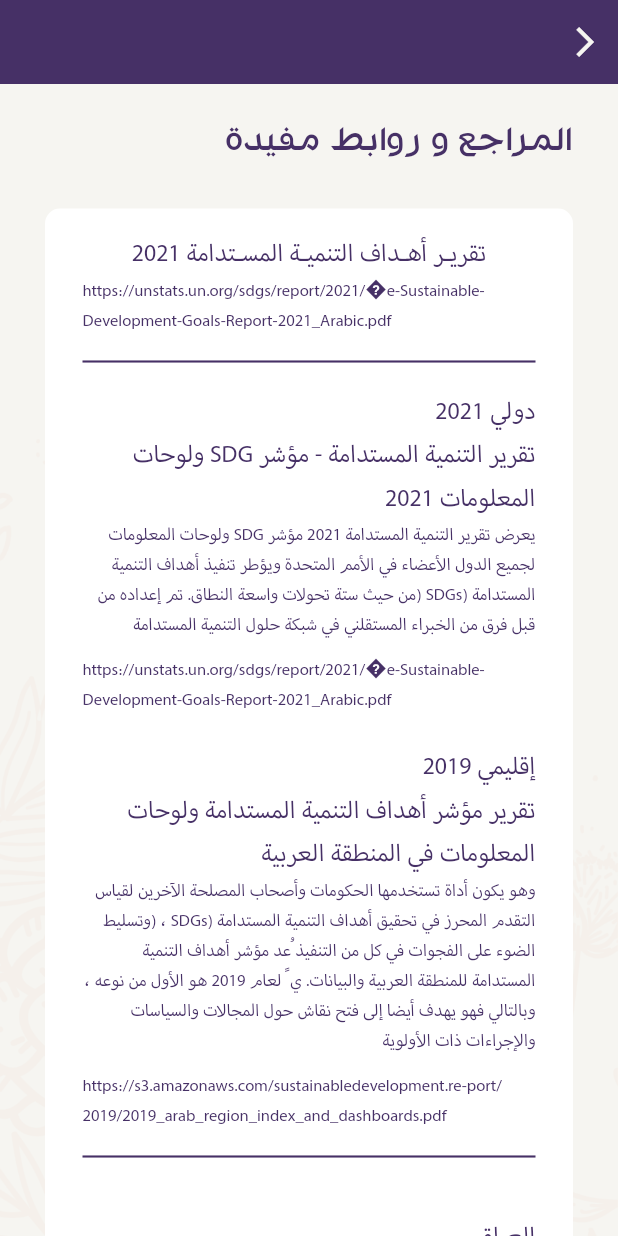
After one commit to ashraf459810/waaea, a Flutter app: the MrajhWaRawabtScreen screen opened by its route, on a phone screen of 412 x 824 dp. The commit adds this screen. Run offline on Flutter 3.47's test engine with Material 2 defaults, Android fonts, the phone set to English and light mode, and no system bars.

Commit message:
section 9 Completed

```diff
--- a/lib/Constants.dart
+++ b/lib/Constants.dart
@@ -63,6 +63,9 @@ class Constants {
   static String msawatjnsain = 'assets/images/maraatamnya/msawatjnsain.png';
   static String mthl5 = 'assets/images/maraatamnya/mthl5.png';
   static String ta7qeeq5 = 'assets/images/maraatamnya/ta7qeeq5.png';
+  static String vnrReport = 'assets/images/maraatamnya/vnrReport.png';
+  static String bainjnsain = 'assets/images/maraatamnya/bainjnsain.png';
+  static String maqasdScreenshot = 'assets/images/maraatamnya/maqasdScreenshot.png';
 
   //colors
   static Color extraLightPinkColor = Color(0xfff2d0d0);
--- /dev/null
+++ b/lib/UI/Screens/MultiMaraaTamnyaScreen/MrajhWaRawabtScreen.dart
@@ -0,0 +1,230 @@
+import 'package:flutter/cupertino.dart';
+import 'package:flutter/material.dart';
+import 'package:wa3iaa/UI/Components/RowPonitWidget.dart';
+import 'package:wa3iaa/UI/Components/RowQuestionWidget.dart';
+import 'package:wa3iaa/UI/Screens/MultiAlhnfScreen/Components/NawhIconWidget.dart';
+import 'package:wa3iaa/Utilities/ThemeOf.dart';
+
+import '../../../Constants.dart';
+import 'HawajzThxmaScreen.dart';
+
+class MrajhWaRawabtScreen extends StatelessWidget {
+  static const route = '/MrajhWaRawabt';
+
+  const MrajhWaRawabtScreen({Key? key}) : super(key: key);
+
+  @override
+  Widget build(BuildContext context) {
+    return Scaffold(
+        appBar: AppBar(
+          backgroundColor: theme(context).primaryColor,
+          leading: IconButton(
+            icon: Icon(
+              Icons.arrow_back_ios,
+              color: theme(context).backgroundColor,
+            ),
+            onPressed: () => Navigator.pop(context),
+          ),
+        ),
+        body: Container(
+          height: MediaQuery.of(context).size.height,
+          width: MediaQuery.of(context).size.width,
+          decoration: BoxDecoration(
+            image: DecorationImage(
+              image: AssetImage(Constants.bgFlower),
+              fit: BoxFit.cover,
+            ),
+          ),
+          child: SafeArea(
+            child: SingleChildScrollView(
+              child: Column(
+                crossAxisAlignment: CrossAxisAlignment.start,
+                children: [
+                  Padding(
+                    padding: const EdgeInsets.symmetric(
+                        horizontal: 30, vertical: 20),
+                    child: Text(
+                      "المراجع و روابط مفيدة",
+                      style: theme(context).textTheme.bodyText1!.copyWith(
+                            color: theme(context).primaryColor,
+                            fontSize: 30,
+                            fontFamily: "R016",
+                            letterSpacing: 2,
+                          ),
+                    ),
+                  ),
+                  Container(
+                    width: MediaQuery.of(context).size.width,
+                    margin:
+                        const EdgeInsets.symmetric(horizontal: 30, vertical: 8),
+                    padding: const EdgeInsets.symmetric(
+                        horizontal: 25, vertical: 15),
+                    decoration: BoxDecoration(
+                        borderRadius: BorderRadius.circular(10),
+                        color: Colors.white),
+                    child: Column(
+                      children: [
+                        Text(
+                          "تقريـر أهـداف التنميـة المسـتدامة 2021",
+                          style: theme(context).textTheme.subtitle1!.copyWith(
+                                color: theme(context).primaryColor,
+                                fontSize: 20,
+                              ),
+                        ),
+                        Text(
+                          "https://unstats.un.org/sdgs/report/2021/�e-Sustainable-Development-Goals-Report-2021_Arabic.pdf",
+                          style: theme(context).textTheme.subtitle1!.copyWith(
+                                color: theme(context).primaryColor,
+                                fontSize: 14,
+                              ),
+                          textAlign: TextAlign.left,
+                        ),
+                        Padding(
+                          padding: const EdgeInsets.symmetric(vertical: 10),
+                          child: Divider(
+                            color: theme(context).primaryColor,
+                            thickness: 1.4,
+                          ),
+                        ),
+                        Text(
+                          "دولي 2021 \n" +
+                              "تقرير التنمية المستدامة - مؤشر SDG ولوحات المعلومات 2021",
+                          style: theme(context).textTheme.subtitle1!.copyWith(
+                                color: theme(context).primaryColor,
+                                fontSize: 20,
+                              ),
+                        ),
+                        Text(
+                          "يعرض تقرير التنمية المستدامة 2021 مؤشر SDG ولوحات المعلومات لجميع الدول الأعضاء في الأمم المتحدة ويؤطر تنفيذ أهداف التنمية المستدامة (SDGs (من حيث ستة تحولات واسعة النطاق. تم إعداده من قبل فرق من الخبراء المستقلني في شبكة حلول التنمية المستدامة",
+                          style: theme(context).textTheme.subtitle1!.copyWith(
+                                color: theme(context).primaryColor,
+                                fontSize: 14,
+                              ),
+                        ),
+                        SizedBox(
+                          height: 10,
+                        ),
+                        Text(
+                          "https://unstats.un.org/sdgs/report/2021/�e-Sustainable-Development-Goals-Report-2021_Arabic.pdf",
+                          style: theme(context).textTheme.subtitle1!.copyWith(
+                                color: theme(context).primaryColor,
+                                fontSize: 14,
+                              ),
+                          textAlign: TextAlign.left,
+                        ),
+                        SizedBox(
+                          height: 20,
+                        ),
+                        Text(
+                          "إقليمي 2019 \n" +
+                              "تقرير مؤشر أهداف التنمية المستدامة ولوحات المعلومات في المنطقة العربية",
+                          style: theme(context).textTheme.subtitle1!.copyWith(
+                                color: theme(context).primaryColor,
+                                fontSize: 20,
+                              ),
+                        ),
+                        Text(
+                          "وهو يكون أداة تستخدمها الحكومات وأصحاب المصلحة الآخرين لقياس التقدم المحرز في تحقيق أهداف التنمية المستدامة (SDGs ، (وتسليط الضوء على الفجوات في كل من التنفيذ ُعد مؤشر أهداف التنمية المستدامة للمنطقة العربية والبيانات. ي ً لعام 2019 هو الأول من نوعه ، وبالتالي فهو يهدف أيضا إلى فتح نقاش حول المجالات والسياسات والإجراءات ذات الأولوية",
+                          style: theme(context).textTheme.subtitle1!.copyWith(
+                                color: theme(context).primaryColor,
+                                fontSize: 14,
+                              ),
+                        ),
+                        SizedBox(
+                          height: 10,
+                        ),
+                        Text(
+                          "https://s3.amazonaws.com/sustainabledevelopment.re-port/2019/2019_arab_region_index_and_dashboards.pdf",
+                          style: theme(context).textTheme.subtitle1!.copyWith(
+                                color: theme(context).primaryColor,
+                                fontSize: 14,
+                              ),
+                          textAlign: TextAlign.left,
+                        ),
+                        Padding(
+                          padding: const EdgeInsets.symmetric(vertical: 10),
+                          child: Divider(
+                            color: theme(context).primaryColor,
+                            thickness: 1.4,
+                          ),
+                        ),
+                        SizedBox(
+                          height: 20,
+                        ),
+                        SizedBox(
+                          width: double.infinity,
+                          child: Text(
+                            "العراق \n" + " التقرير الطوعي الوطني الثاين",
+                            style: theme(context).textTheme.subtitle1!.copyWith(
+                                  color: theme(context).primaryColor,
+                                  fontSize: 20,
+                                ),
+                            textAlign: TextAlign.start,
+                          ),
+                        ),
+                        Text(
+                          "للمتحقق من أهداف التنمية المستدامة جمهورية العراق 2021 ــ وزارة التخــطيـــط اللجنة الوطنية للتنمية المستدامة العراق .. والعودة الى المسار التنموي",
+                          style: theme(context).textTheme.subtitle1!.copyWith(
+                                color: theme(context).primaryColor,
+                                fontSize: 14,
+                              ),
+                        ),
+                        SizedBox(
+                          height: 10,
+                        ),
+                        Text(
+                          "https://sustainabledevelopment.un.org/content/docu-ments/279412021_VNR_Report_Iraq.pdf",
+                          style: theme(context).textTheme.subtitle1!.copyWith(
+                                color: theme(context).primaryColor,
+                                fontSize: 14,
+                              ),
+                          textAlign: TextAlign.left,
+                        ),
+                        SizedBox(
+                          height: 10,
+                        ),
+                        Padding(
+                          padding: const EdgeInsets.symmetric(vertical: 10),
+                          child: Divider(
+                            color: theme(context).primaryColor,
+                            thickness: 1.4,
+                          ),
+                        ),
+                        SizedBox(
+                          height: 20,
+                        ),
+                        SizedBox(
+                          width: double.infinity,
+                          child: Text(
+                            "إرشادات لإدماج منظور المساواة بني الجنسني في الاستعراضات الوطنية",
+                            style: theme(context).textTheme.subtitle1!.copyWith(
+                                  color: theme(context).primaryColor,
+                                  fontSize: 20,
+                                ),
+                            textAlign: TextAlign.start,
+                          ),
+                        ),
+                        SizedBox(
+                          height: 10,
+                        ),
+                        Text(
+                          "https://archive.unescwa.org/sites/default/files/pubs/pd-f/guide-lines-mainstreaming-gender-equality-voluntary-natio",
+                          style: theme(context).textTheme.subtitle1!.copyWith(
+                                color: theme(context).primaryColor,
+                                fontSize: 14,
+                              ),
+                          textAlign: TextAlign.left,
+                        ),
+                        SizedBox(
+                          height: 30,
+                        ),
+                      ],
+                    ),
+                  ),
+                ],
+              ),
+            ),
+          ),
+        ));
+  }
+}
--- a/lib/UI/Screens/SplashScreen/SplashScreen.dart
+++ b/lib/UI/Screens/SplashScreen/SplashScreen.dart
@@ -1,6 +1,5 @@
 import 'package:flutter/material.dart';
 import 'package:wa3iaa/UI/Screens/HomeScreen/HomeScreen.dart';
-import 'package:wa3iaa/UI/Screens/SecondSubCategoryScreen/SecondSubCategoryScreen.dart';
 import 'package:wa3iaa/Utilities/ThemeOf.dart';
 
 import '../../../Constants.dart';
```
Also changed, not shown: lib/UI/Screens/MultiMaraaTamnyaScreen/MaqasdMuashratHadaf5.dart (added, +69 -0 lines), lib/UI/Screens/MultiMaraaTamnyaScreen/MsawatBainJnsainScreen.dart (added, +118 -0 lines), lib/UI/Screens/MultiMaraaTamnyaScreen/Ta7qeeqMasawatScreen.dart (+8 -4 lines), lib/UI/Screens/MultiMaraaTamnyaScreen/VnrReportScreen.dart (added, +122 -0 lines), lib/main.dart (+8 -0 lines), assets/images/maraatamnya/bainjnsain.png (added), assets/images/maraatamnya/maqasdScreenshot.png (added), assets/images/maraatamnya/vnrReport.png (added).
